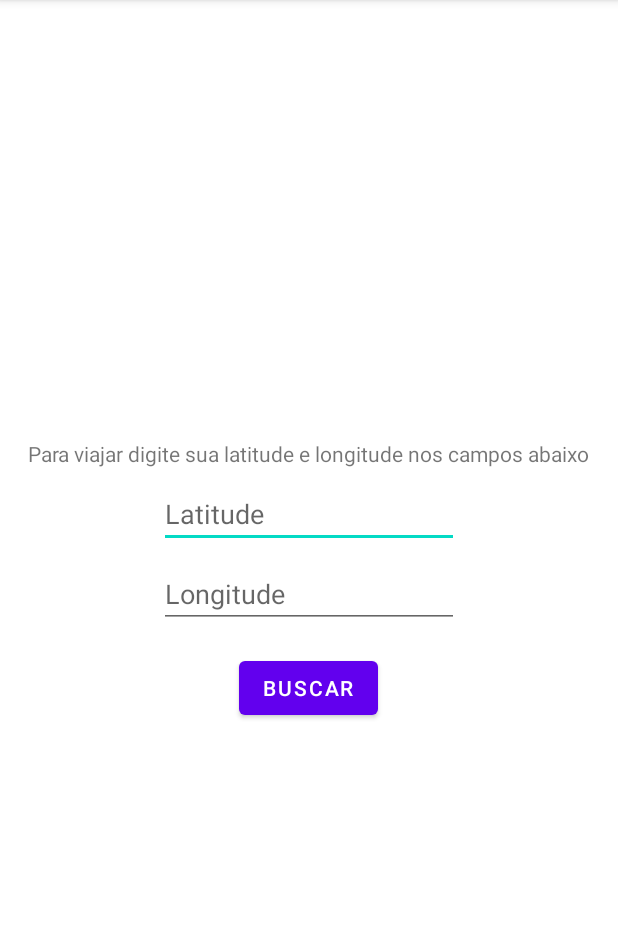
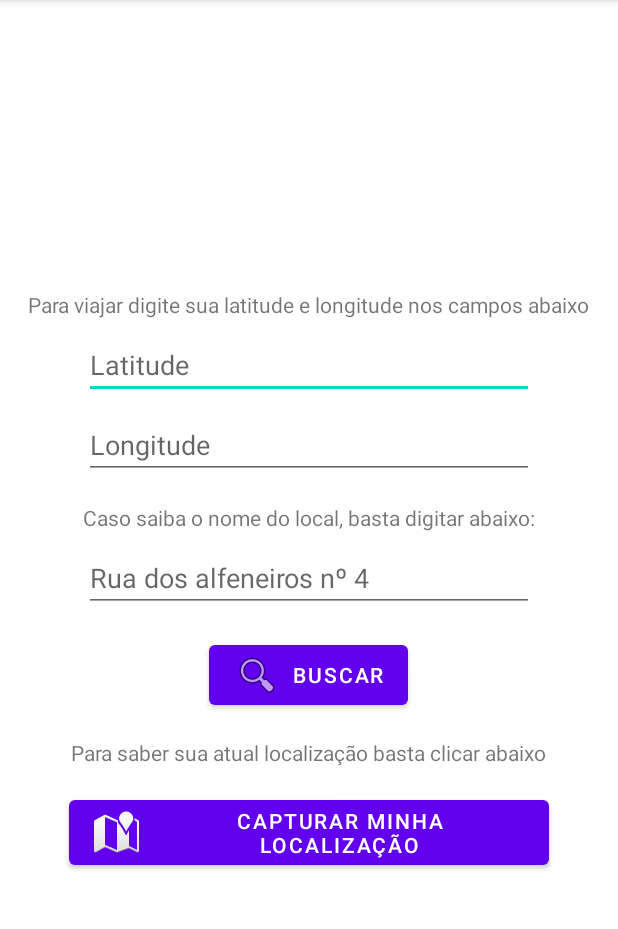
Before and after one commit to ViniciusMacedoCamara/GetMyLocation, an Android app: the GetLocation screen opened directly, with no data from a screen before it, on a phone screen of 412 x 824 dp, the part 84-1013 px from its top. Run offline under Robolectric (Android 15) with nearby library versions, the phone set to English and light mode, and no system bars.

Commit message:
Mais campos adicionados em GetLocation Activity

```diff
--- a/app/src/main/java/com/vmc/getmylocation/GetLocation.java
+++ b/app/src/main/java/com/vmc/getmylocation/GetLocation.java
@@ -2,14 +2,30 @@ package com.vmc.getmylocation;
 
 import androidx.appcompat.app.AppCompatActivity;
 
+import android.content.Intent;
+import android.net.Uri;
 import android.os.Bundle;
+import android.util.Log;
+import android.widget.Button;
+import android.widget.EditText;
 
 public class GetLocation extends AppCompatActivity {
+    private EditText latitude, longitude;
+    private Button search;
 
     @Override
     protected void onCreate(Bundle savedInstanceState) {
         super.onCreate(savedInstanceState);
         setContentView(R.layout.activity_get_location);
         getSupportActionBar().setDisplayHomeAsUpEnabled(true);
+
+        latitude = findViewById(R.id.latitude);
+        longitude = findViewById(R.id.longitude);
+
+        search = findViewById(R.id.search);
+        search.setOnClickListener(v -> {
+
+        });
+
     }
 }
--- a/app/src/main/res/layout/activity_get_location.xml
+++ b/app/src/main/res/layout/activity_get_location.xml
@@ -25,36 +25,75 @@
             android:text="Para viajar digite sua latitude e longitude nos campos abaixo" />
 
         <EditText
-            android:id="@+id/text_view2"
-            android:layout_width="200dp"
+            android:id="@+id/latitude"
+            android:layout_width="300dp"
             android:layout_height="wrap_content"
+            android:layout_below="@id/text_view1"
             android:layout_centerHorizontal="true"
-            android:layout_below="@id/text_view1"
             android:layout_marginTop="8dp"
             android:ems="10"
-            android:inputType="numberSigned|numberDecimal"
-            android:hint="Latitude" />
+            android:hint="Latitude"
+            android:inputType="numberSigned|numberDecimal" />
 
         <EditText
-            android:id="@+id/text_view3"
-            android:layout_width="200dp"
+            android:id="@+id/longitude"
+            android:layout_width="300dp"
             android:layout_height="wrap_content"
+            android:layout_below="@id/latitude"
             android:layout_centerHorizontal="true"
-            android:layout_below="@id/text_view2"
             android:layout_marginTop="8dp"
             android:ems="10"
-            android:inputType="numberSigned|numberDecimal"
-            android:hint="Longitude" />
+            android:hint="Longitude"
+            android:inputType="numberSigned|numberDecimal" />
+
+        <TextView
+            android:id="@+id/text_view2"
+            android:layout_width="wrap_content"
+            android:layout_height="wrap_content"
+            android:layout_marginTop="16dp"
+            android:layout_centerHorizontal="true"
+            android:layout_below="@id/longitude"
+            android:text="Caso saiba o nome do local, basta digitar abaixo:" />
+
+        <EditText
+            android:id="@+id/local_name"
+            android:layout_width="300dp"
+            android:layout_height="wrap_content"
+            android:layout_below="@id/text_view2"
+            android:layout_centerHorizontal="true"
+            android:layout_marginTop="8dp"
+            android:ems="10"
+            android:hint="Rua dos alfeneiros nº 4"
+            android:inputType="text" />
 
         <Button
-            android:id="@+id/start"
+            android:id="@+id/search"
             android:layout_width="wrap_content"
             android:layout_height="wrap_content"
             android:layout_centerHorizontal="true"
-            android:layout_below="@id/text_view3"
+            android:layout_below="@id/local_name"
             android:layout_marginTop="16dp"
+            android:drawableLeft="@android:drawable/ic_menu_search"
             android:text="Buscar" />
 
+        <TextView
+            android:id="@+id/text_view4"
+            android:layout_width="wrap_content"
+            android:layout_height="wrap_content"
+            android:layout_marginTop="16dp"
+            android:layout_centerHorizontal="true"
+            android:layout_below="@id/search"
+            android:text="Para saber sua atual localização basta clicar abaixo" />
+
+        <Button
+            android:id="@+id/get_location"
+            android:layout_width="wrap_content"
+            android:layout_height="wrap_content"
+            android:layout_centerHorizontal="true"
+            android:layout_below="@id/text_view4"
+            android:layout_marginTop="16dp"
+            android:drawableLeft="@android:drawable/ic_dialog_map"
+            android:text="Capturar minha localização" />
 
 
     </RelativeLayout>
```
